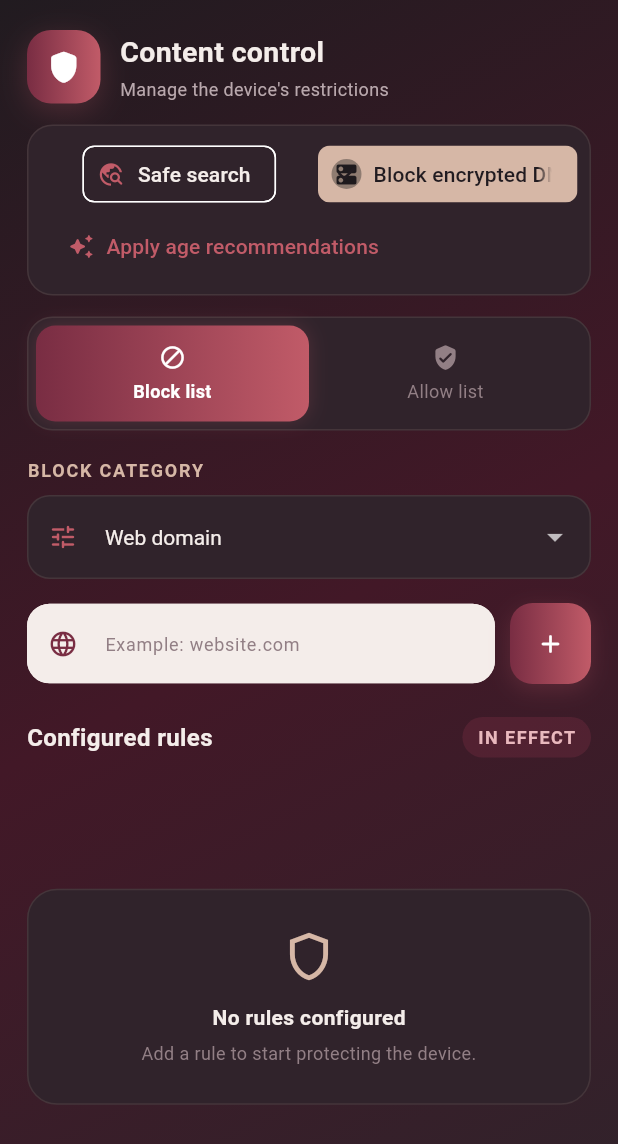
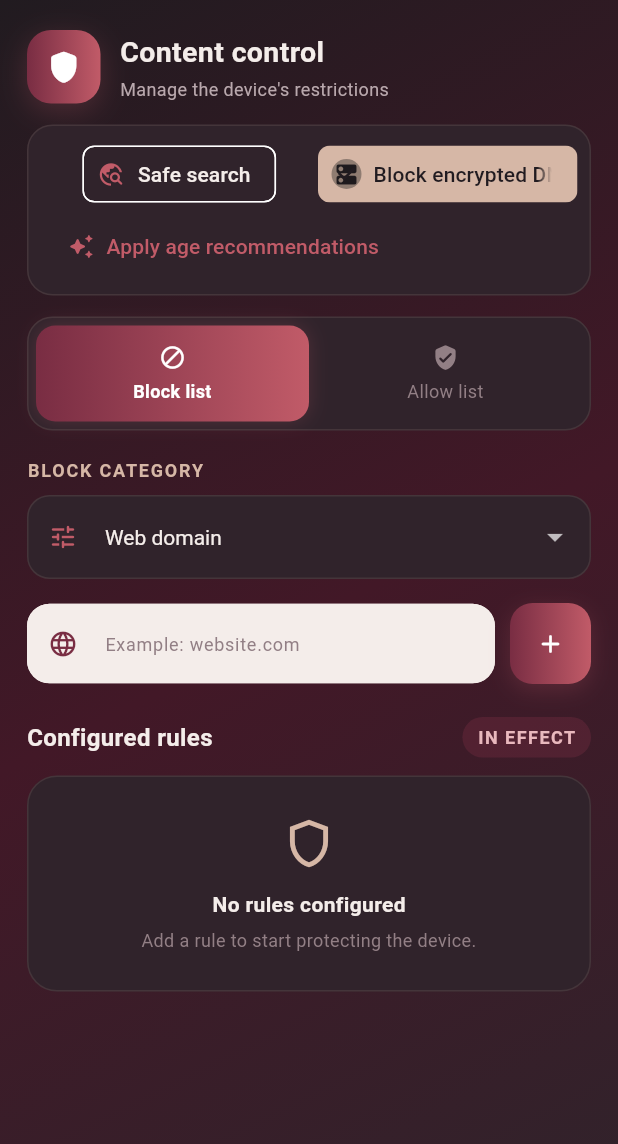
Before and after one commit to s-Nebula/vesta-tutor, a Flutter app: the FiltersScreen widget shown alone on an empty page, opened directly with empty values, on a phone screen of 412 x 824 dp. Shown: the top 1144 px of the screen. Run offline on Flutter 3.47's test engine with Material 3 defaults, Android fonts, the phone set to English and light mode, and no system bars; our stand-ins replace cloud_firestore, connectivity_plus, firebase_auth, firebase_core, firebase_messaging, fl_chart and 9 more; accounts and stored records are empty.

Commit message:
Filtros: la pantalla entera se desplaza; versión 1.1.0+9
La cabecera, la tarjeta de protección web y el formulario eran fijos y la
lista de reglas solo podía desplazarse en el espacio sobrante, que dentro del
perfil quedaba en pocos píxeles: no se podían ver ni activar las reglas. Ahora
todo es una sola lista desplazable con las reglas al final.

```diff
--- a/lib/screens/filters_screen.dart
+++ b/lib/screens/filters_screen.dart
@@ -449,9 +449,12 @@ class _FiltersScreenState extends State<FiltersScreen> {
         ),
       ),
       child: Padding(
-        padding: const EdgeInsets.fromLTRB(18, 20, 18, 12),
-        child: Column(
-          crossAxisAlignment: CrossAxisAlignment.start,
+        padding: const EdgeInsets.fromLTRB(18, 0, 18, 0),
+        // The whole screen scrolls as one page: with the header, the web
+        // protection card and the form above, a list limited to the space
+        // left below was only a few pixels tall on small phones.
+        child: ListView(
+          padding: const EdgeInsets.only(top: 20, bottom: 24),
           children: [
             Row(
               children: [
@@ -638,13 +641,15 @@ class _FiltersScreenState extends State<FiltersScreen> {
               ],
             ),
             const SizedBox(height: 12),
-            Expanded(
-              child: StreamBuilder<QuerySnapshot<Map<String, dynamic>>>(
+            StreamBuilder<QuerySnapshot<Map<String, dynamic>>>(
                 stream: _getRulesStream(),
                 builder: (context, snapshot) {
                   if (snapshot.connectionState == ConnectionState.waiting) {
-                    return const Center(
-                      child: CircularProgressIndicator(color: _rose),
+                    return const Padding(
+                      padding: EdgeInsets.symmetric(vertical: 24),
+                      child: Center(
+                        child: CircularProgressIndicator(color: _rose),
+                      ),
                     );
                   }
 
@@ -714,7 +719,10 @@ class _FiltersScreenState extends State<FiltersScreen> {
                   }
 
                   return ListView.builder(
-                    padding: const EdgeInsets.only(bottom: 12),
+                    // Scrolls with the page (see the ListView above).
+                    shrinkWrap: true,
+                    physics: const NeverScrollableScrollPhysics(),
+                    padding: EdgeInsets.zero,
                     itemCount: rules.length,
                     itemBuilder: (context, index) {
                       final doc = rules[index];
@@ -809,7 +817,6 @@ class _FiltersScreenState extends State<FiltersScreen> {
                     },
                   );
                 },
-              ),
             ),
           ],
         ),
--- a/pubspec.yaml
+++ b/pubspec.yaml
@@ -1,7 +1,7 @@
 name: vesta_app
 description: "A new Flutter project."
 publish_to: 'none'
-version: 1.1.0+8
+version: 1.1.0+9
 
 environment:
   sdk: '>=3.4.3 <4.0.0'
```
